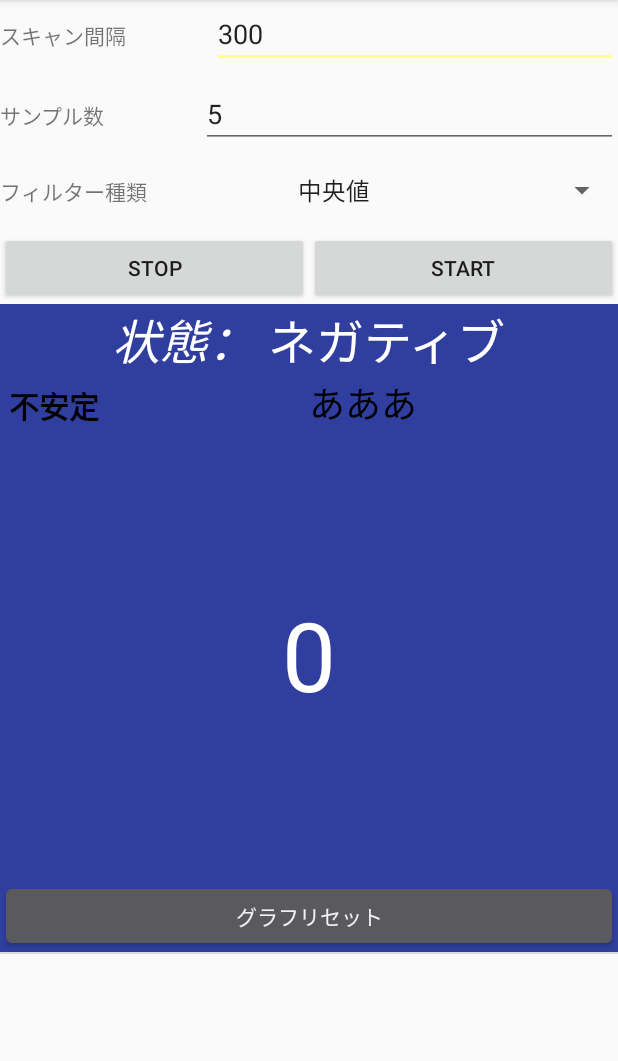
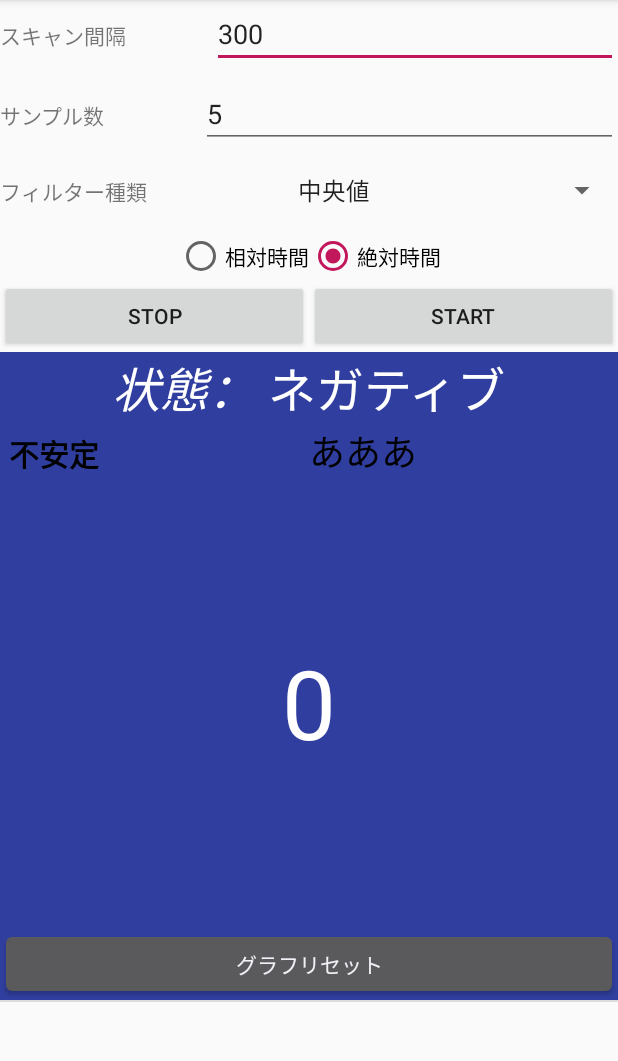
Before and after one commit to Ryoga1009/BLE_Signal_Loger, an Android app: the screen it shows after launch (LoggingwithJudgesActivity), after a tap on "ログ取り＆判定", on a phone screen of 412 x 824 dp, the part 84-1145 px from its top. Run offline under Robolectric (Android 15) with nearby library versions, the light colour scheme and no system bars; libraries missing offline, so code that uses them is left out: org.altbeacon.beacon; 4 statements that could not run were skipped.

Commit message:
保存時間の形式を相対時間と絶対時間で選べるようにしました

```diff
--- a/SIgnalLoger_Multi/app/src/main/java/com/ryoga/k17124kk/signalloger_multi/Activity/LoggingwithJudgesActivity.java
+++ b/SIgnalLoger_Multi/app/src/main/java/com/ryoga/k17124kk/signalloger_multi/Activity/LoggingwithJudgesActivity.java
@@ -18,6 +18,7 @@ import android.widget.Button;
 import android.widget.EditText;
 import android.widget.LinearLayout;
 import android.widget.ListView;
+import android.widget.RadioGroup;
 import android.widget.Spinner;
 import android.widget.TextView;
 
@@ -36,8 +37,10 @@ import org.altbeacon.beacon.MonitorNotifier;
 import org.altbeacon.beacon.RangeNotifier;
 import org.altbeacon.beacon.Region;
 
+import java.text.SimpleDateFormat;
 import java.util.ArrayList;
 import java.util.Collection;
+import java.util.Date;
 
 public class LoggingwithJudgesActivity extends AppCompatActivity implements BeaconConsumer {
 
@@ -61,7 +64,7 @@ public class LoggingwithJudgesActivity extends AppCompatActivity implements Beac
 
 
     private long startTime;
-    private long nowTime;
+    private String nowTime;
 
     private String fileName = "BleStrengthData";
     private String fileName_Filtered = "BleStrengthData_Lowpath";
@@ -75,6 +78,9 @@ public class LoggingwithJudgesActivity extends AppCompatActivity implements Beac
 
 
     private SoundController soundController;
+
+
+    private int timeMode = 1;//相対時間(1)か絶対時間(2)か
 
 
     @Override
@@ -128,6 +134,16 @@ public class LoggingwithJudgesActivity extends AppCompatActivity implements Beac
             public void onClick(View view) {
 
                 startTime = getFirstDate();
+
+                RadioGroup radioGroup = findViewById(R.id.radiogoup);
+                if (radioGroup.getCheckedRadioButtonId() == R.id.radioButton1) {
+                    timeMode = 1;
+                    Log.d("MYE_D", timeMode + "");
+                } else if (radioGroup.getCheckedRadioButtonId() == R.id.radioButton2) {
+                    timeMode = 2;
+                    Log.d("MYE_D", timeMode + "");
+                }
+
 
                 EditText editText_sample = findViewById(R.id.editText_sample_F);
                 sample = Integer.valueOf(editText_sample.getText().toString());
@@ -247,13 +263,20 @@ public class LoggingwithJudgesActivity extends AppCompatActivity implements Beac
                 String rssi = "";
                 String rssi_Filtered = "";
 
-                nowTime = getNowDate();
+                if (timeMode == 1) {//相対時間
+                    nowTime = String.valueOf(getDate());
+                } else if (timeMode == 2) {//絶対時間
+                    Date date = new Date();
+//                    Log.d("MYE_DDD", date.toString());
+                    SimpleDateFormat sdf = new SimpleDateFormat("HH:mm:ss.SSS");
+//                    Log.d("MYE_DD", sdf.format(date));
 
-                String time = Long.toString(nowTime - startTime);
+                    nowTime = sdf.format(date);
+                }
 
 
-                rssi += time;
-                rssi_Filtered += time;
+                rssi += nowTime;
+                rssi_Filtered += nowTime;
 
 
                 for (DataController dataController : dataControllers) {
@@ -261,7 +284,7 @@ public class LoggingwithJudgesActivity extends AppCompatActivity implements Beac
                     for (Beacon beacon : beacons) {
                         if (dataController.getDataSet().getUuid().equals(beacon.getId1().toString()) && dataController.getDataSet().getMajor().equals(beacon.getId2().toString()) && dataController.getDataSet().getMinor().equals(beacon.getId3().toString())) {
 
-                            dataController.setDataSetRssi(time, beacon.getRssi());
+                            dataController.setDataSetRssi(nowTime, beacon.getRssi());
                             dataController.getDataSet().setExist(true);
 
                             rssi += "," + dataController.getDataSet().getRssi();
@@ -285,12 +308,12 @@ public class LoggingwithJudgesActivity extends AppCompatActivity implements Beac
                     }
 
                     if (flag) {
-                        file_readWriter.writeFile_LoggingData(dataController.getDataSet().getMemo(), time + "," + dataController.getDataSet().getRssi());
+                        file_readWriter.writeFile_LoggingData(dataController.getDataSet().getMemo(), nowTime + "," + dataController.getDataSet().getRssi());
 
                         if (filter_Mode.equals(FILTER_MODE[0])) {
-                            file_readWriter.writeFile_LoggingData(dataController.getDataSet().getMemo() + "_Lowpath_Median", time + "," + dataController.getFilterd_rssi());
+                            file_readWriter.writeFile_LoggingData(dataController.getDataSet().getMemo() + "_Lowpath_Median", nowTime + "," + dataController.getFilterd_rssi());
                         } else if (filter_Mode.equals(FILTER_MODE[1])) {
-                            file_readWriter.writeFile_LoggingData(dataController.getDataSet().getMemo() + "_Lowpath_MoveAverage", time + "," + dataController.getFilterd_rssi());
+                            file_readWriter.writeFile_LoggingData(dataController.getDataSet().getMemo() + "_Lowpath_MoveAverage", nowTime + "," + dataController.getFilterd_rssi());
 
                         }
 
@@ -331,6 +354,10 @@ public class LoggingwithJudgesActivity extends AppCompatActivity implements Beac
 
     public static long getNowDate() {
         return System.currentTimeMillis();
+    }
+
+    public static long getDate() {
+        return getNowDate() - getFirstDate();
     }
 
 
--- a/SIgnalLoger_Multi/app/src/main/res/layout/activity_filtering.xml
+++ b/SIgnalLoger_Multi/app/src/main/res/layout/activity_filtering.xml
@@ -57,8 +57,8 @@
     <LinearLayout
         android:layout_width="match_parent"
         android:layout_height="wrap_content"
-        android:orientation="horizontal"
-        android:layout_marginBottom="16dp">
+        android:layout_marginBottom="16dp"
+        android:orientation="horizontal">
 
         <TextView
             android:id="@+id/textView6"
@@ -74,6 +74,28 @@
             android:layout_weight="1"
             android:entries="@array/FilterMode" />
     </LinearLayout>
+
+    <RadioGroup
+        android:id="@+id/radiogoup"
+        android:layout_width="match_parent"
+        android:layout_height="wrap_content"
+        android:gravity="center"
+        android:orientation="horizontal">
+
+        <RadioButton
+            android:id="@+id/radioButton1"
+            android:layout_width="wrap_content"
+            android:layout_height="wrap_content"
+            android:text="相対時間" />
+
+        <RadioButton
+            android:id="@+id/radioButton2"
+            android:layout_width="wrap_content"
+            android:layout_height="wrap_content"
+            android:checked="true"
+
+            android:text="絶対時間" />
+    </RadioGroup>
 
     <LinearLayout
         android:layout_width="match_parent"
--- a/SIgnalLoger_Multi/app/src/main/res/values/colors.xml
+++ b/SIgnalLoger_Multi/app/src/main/res/values/colors.xml
@@ -3,9 +3,9 @@
     <color name="colorPrimary">#80c683</color>
     <color name="colorPrimaryDark">#509556</color>
     <color name="colorPrimaryLight">#b1f9b3</color>
-    <color name="colorAccent">#ffff8b</color>
+    <color name="colorPositive_Dark">#ffff8b</color>
     <color name="colorPositive">#fab0e1</color>
-    <color name="colorPositive_Dark">#c2185b</color>
+    <color name="colorAccent">#c2185b</color>
     <color name="colorNegative">#80d6ff</color>
     <color name="colorNegative_Dark">#303f9f</color>
 
```
Also changed, not shown: SIgnalLoger_Multi/app/src/main/java/com/ryoga/k17124kk/signalloger_multi/Activity/LoggingWithFilterActivity.java (+35 -9 lines), SIgnalLoger_Multi/app/src/main/java/com/ryoga/k17124kk/signalloger_multi/Activity/MainActivity.java (+31 -4 lines), SIgnalLoger_Multi/app/src/main/res/layout/activity_main.xml (+21 -0 lines), 2 other files.
